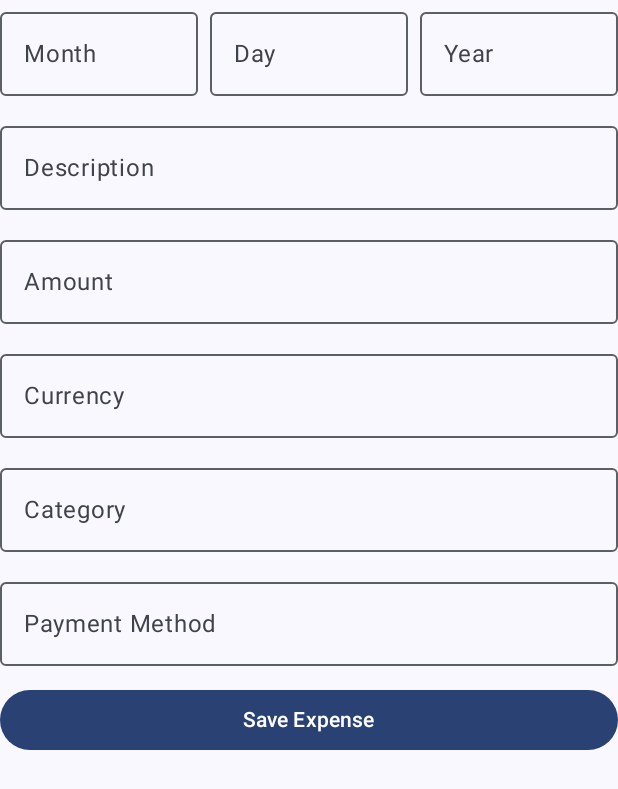
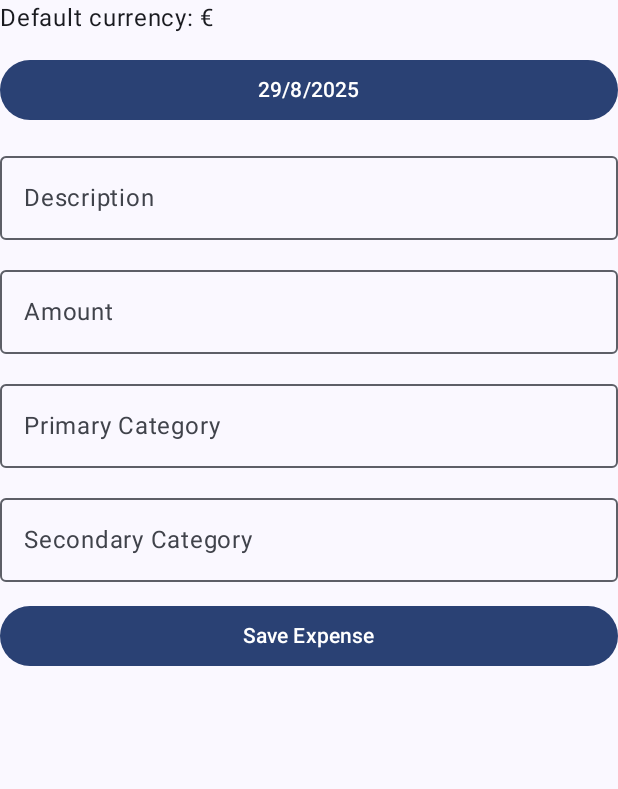
Before and after one commit to stepx0/ExpensesUploader, an Android app built with Jetpack Compose: the composable ExpenseForm called with empty values, on a phone screen of 412 x 824 dp. Shown: the top 789 px of the screen. Run offline under Robolectric (Android 15) with nearby library versions, the light colour scheme and no system bars; libraries missing offline, so code that uses them is left out: com.google.api.services.

Commit message:
Login issues fixed | Expenses form updated

```diff
--- a/app/src/main/AndroidManifest.xml
+++ b/app/src/main/AndroidManifest.xml
@@ -1,6 +1,8 @@
 <?xml version="1.0" encoding="utf-8"?>
 <manifest xmlns:android="http://schemas.android.com/apk/res/android"
     xmlns:tools="http://schemas.android.com/tools">
+
+    <uses-permission android:name="android.permission.INTERNET" />
 
     <application
         android:allowBackup="true"
@@ -11,10 +13,13 @@
         android:roundIcon="@mipmap/ic_launcher_round"
         android:supportsRtl="true"
         android:theme="@style/Theme.ExpensesUploader">
+
         <activity
             android:name=".MainActivity"
             android:exported="true"
             android:label="@string/app_name"
+            android:windowSoftInputMode="adjustResize"
+            android:screenOrientation="portrait"
             android:theme="@style/Theme.ExpensesUploader">
             <intent-filter>
                 <action android:name="android.intent.action.MAIN" />
--- a/app/src/main/java/com/stepx0/expenses_uploader/ui/ExpenseForm.kt
+++ b/app/src/main/java/com/stepx0/expenses_uploader/ui/ExpenseForm.kt
@@ -1,17 +1,19 @@
 package com.stepx0.expenses_uploader.ui
 
+import android.app.DatePickerDialog
+import android.widget.DatePicker
 import androidx.compose.foundation.layout.*
 import androidx.compose.material3.*
 import androidx.compose.runtime.*
 import androidx.compose.ui.Modifier
+import androidx.compose.ui.platform.LocalContext
 import androidx.compose.ui.unit.dp
 import com.google.api.services.sheets.v4.Sheets
 import com.stepx0.expenses_uploader.data.appendExpenseRow
 import com.stepx0.expenses_uploader.data.fetchDropdownOptions
 import com.stepx0.expenses_uploader.model.Expense
-import kotlinx.coroutines.CoroutineScope
-import kotlinx.coroutines.Dispatchers
 import kotlinx.coroutines.launch
+import java.util.Calendar
 
 @OptIn(ExperimentalMaterial3Api::class)
 @Composable
@@ -20,32 +22,34 @@ fun ExpenseForm(
     sheetsService: Sheets?,
     spreadsheetId: String
 ) {
-    // State for form fields
-    var month by remember { mutableStateOf("") }
-    var day by remember { mutableStateOf("") }
-    var year by remember { mutableStateOf("") }
+    val context = LocalContext.current
+    val calendar = Calendar.getInstance()
+
+    // Date state
+    var year by remember { mutableStateOf(calendar.get(Calendar.YEAR).toString()) }
+    var month by remember { mutableStateOf((calendar.get(Calendar.MONTH) + 1).toString()) }
+    var day by remember { mutableStateOf(calendar.get(Calendar.DAY_OF_MONTH).toString()) }
+
+    // Other fields
     var description by remember { mutableStateOf("") }
     var amount by remember { mutableStateOf("") }
-    var currency by remember { mutableStateOf("") }
 
-    // Dropdown: Category
-    var categoryExpanded by remember { mutableStateOf(false) }
-    var selectedCategory by remember { mutableStateOf("") }
-    var categoryOptions by remember { mutableStateOf(listOf<String>()) }
+    // Dropdowns: primary + secondary categories
+    var primaryCategoryExpanded by remember { mutableStateOf(false) }
+    var selectedPrimaryCategory by remember { mutableStateOf("") }
+    var primaryCategoryOptions by remember { mutableStateOf(listOf<String>()) }
 
-    // Dropdown: Method
-    var methodExpanded by remember { mutableStateOf(false) }
-    var selectedMethod by remember { mutableStateOf("") }
-    var methodOptions by remember { mutableStateOf(listOf<String>()) }
+    var secondaryCategoryExpanded by remember { mutableStateOf(false) }
+    var selectedSecondaryCategory by remember { mutableStateOf("") }
+    var secondaryCategoryOptions by remember { mutableStateOf(listOf<String>()) }
 
-    // Coroutine scope
     val scope = rememberCoroutineScope()
 
     // Load dropdown options from Sheets
     LaunchedEffect(sheetsService) {
         if (sheetsService != null && spreadsheetId.isNotEmpty()) {
-            categoryOptions = fetchDropdownOptions(sheetsService, spreadsheetId, "Sheet1!C2")
-            methodOptions = fetchDropdownOptions(sheetsService, spreadsheetId, "Sheet1!D2")
+            primaryCategoryOptions = fetchDropdownOptions(sheetsService, spreadsheetId, "Sheet1!C2")
+            secondaryCategoryOptions = fetchDropdownOptions(sheetsService, spreadsheetId, "Sheet1!D2")
         }
     }
 
@@ -53,28 +57,29 @@ fun ExpenseForm(
         modifier = modifier.fillMaxWidth(),
         verticalArrangement = Arrangement.spacedBy(12.dp)
     ) {
-        // Date inputs
-        Row(horizontalArrangement = Arrangement.spacedBy(8.dp)) {
-            OutlinedTextField(
-                value = month,
-                onValueChange = { month = it },
-                label = { Text("Month") },
-                modifier = Modifier.weight(1f)
-            )
-            OutlinedTextField(
-                value = day,
-                onValueChange = { day = it },
-                label = { Text("Day") },
-                modifier = Modifier.weight(1f)
-            )
-            OutlinedTextField(
-                value = year,
-                onValueChange = { year = it },
-                label = { Text("Year") },
-                modifier = Modifier.weight(1f)
-            )
+        Text("Default currency: €")
+
+        // 📅 Date Picker
+        Button(
+            onClick = {
+                DatePickerDialog(
+                    context,
+                    { _: DatePicker, y: Int, m: Int, d: Int ->
+                        year = y.toString()
+                        month = (m + 1).toString()
+                        day = d.toString()
+                    },
+                    year.toInt(),
+                    month.toInt() - 1,
+                    day.toInt()
+                ).show()
+            },
+            modifier = Modifier.fillMaxWidth()
+        ) {
+            Text("$day/$month/$year")
         }
 
+        // Description
         OutlinedTextField(
             value = description,
             onValueChange = { description = it },
@@ -82,6 +87,7 @@ fun ExpenseForm(
             modifier = Modifier.fillMaxWidth()
         )
 
+        // Amount
         OutlinedTextField(
             value = amount,
             onValueChange = { amount = it },
@@ -89,74 +95,67 @@ fun ExpenseForm(
             modifier = Modifier.fillMaxWidth()
         )
 
-        OutlinedTextField(
-            value = currency,
-            onValueChange = { currency = it },
-            label = { Text("Currency") },
-            modifier = Modifier.fillMaxWidth()
-        )
-
-        // Category dropdown
+        // Primary Category dropdown
         ExposedDropdownMenuBox(
-            expanded = categoryExpanded,
-            onExpandedChange = { categoryExpanded = !categoryExpanded }
+            expanded = primaryCategoryExpanded,
+            onExpandedChange = { primaryCategoryExpanded = !primaryCategoryExpanded }
         ) {
             OutlinedTextField(
-                value = selectedCategory,
+                value = selectedPrimaryCategory,
                 onValueChange = {},
                 readOnly = true,
-                label = { Text("Category") },
+                label = { Text("Primary Category") },
                 modifier = Modifier
                     .menuAnchor()
                     .fillMaxWidth()
             )
             ExposedDropdownMenu(
-                expanded = categoryExpanded,
-                onDismissRequest = { categoryExpanded = false }
+                expanded = primaryCategoryExpanded,
+                onDismissRequest = { primaryCategoryExpanded = false }
             ) {
-                categoryOptions.forEach { option ->
+                primaryCategoryOptions.forEach { option ->
                     DropdownMenuItem(
                         text = { Text(option) },
                         onClick = {
-                            selectedCategory = option
-                            categoryExpanded = false
+                            selectedPrimaryCategory = option
+                            primaryCategoryExpanded = false
                         }
                     )
                 }
             }
         }
 
-        // Method dropdown
+        // Secondary Category dropdown
         ExposedDropdownMenuBox(
-            expanded = methodExpanded,
-            onExpandedChange = { methodExpanded = !methodExpanded }
+            expanded = secondaryCategoryExpanded,
+            onExpandedChange = { secondaryCategoryExpanded = !secondaryCategoryExpanded }
         ) {
             OutlinedTextField(
-                value = selectedMethod,
+                value = selectedSecondaryCategory,
                 onValueChange = {},
                 readOnly = true,
-                label = { Text("Payment Method") },
+                label = { Text("Secondary Category") },
                 modifier = Modifier
                     .menuAnchor()
                     .fillMaxWidth()
             )
             ExposedDropdownMenu(
-                expanded = methodExpanded,
-                onDismissRequest = { methodExpanded = false }
+                expanded = secondaryCategoryExpanded,
+                onDismissRequest = { secondaryCategoryExpanded = false }
             ) {
-                methodOptions.forEach { option ->
+                secondaryCategoryOptions.forEach { option ->
                     DropdownMenuItem(
                         text = { Text(option) },
                         onClick = {
-                            selectedMethod = option
-                            methodExpanded = false
+                            selectedSecondaryCategory = option
+                            secondaryCategoryExpanded = false
                         }
                     )
                 }
             }
         }
 
-        // Save Button
+        // Save button
         Button(
             onClick = {
                 if (sheetsService != null && spreadsheetId.isNotEmpty()) {
@@ -166,9 +165,9 @@ fun ExpenseForm(
                         day = day,
                         description = description,
                         amount = amount,
-                        currency = currency,
-                        category = selectedCategory,
-                        method = selectedMethod
+                        currency = "", // currency omitted
+                        category = selectedPrimaryCategory,
+                        method = selectedSecondaryCategory // reusing model field for secondary category
                     )
                     scope.launch {
                         appendExpenseRow(sheetsService, spreadsheetId, expense)
```
Also changed, not shown: app/src/main/java/com/stepx0/expenses_uploader/MainActivity.kt (+34 -13 lines).
